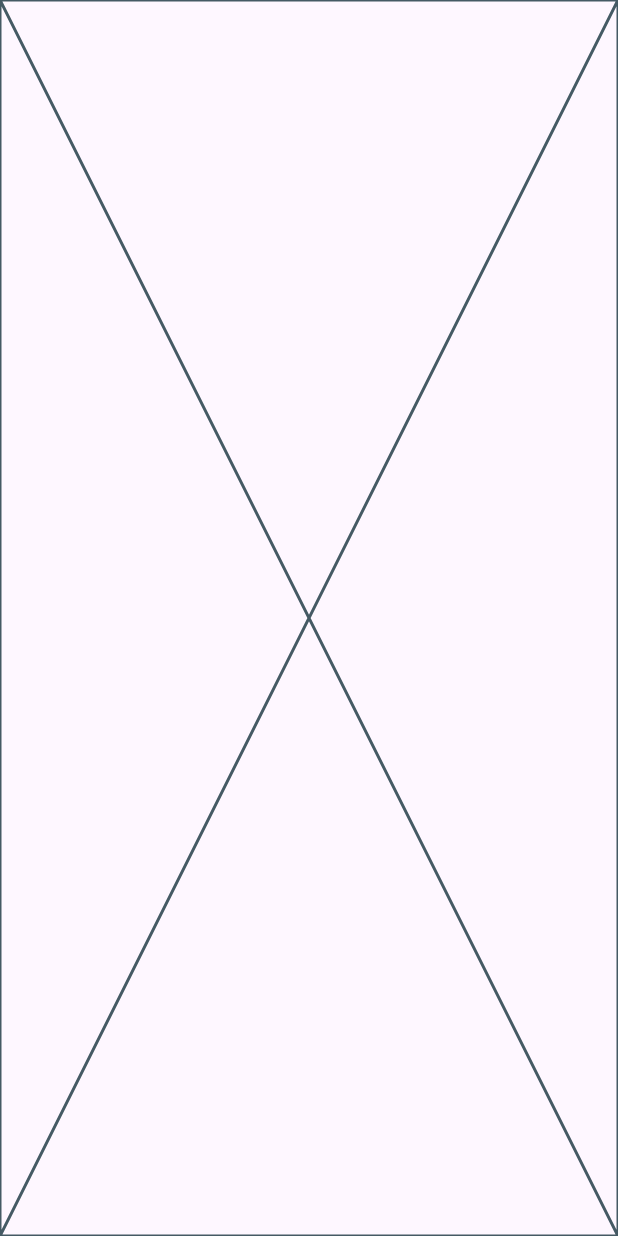
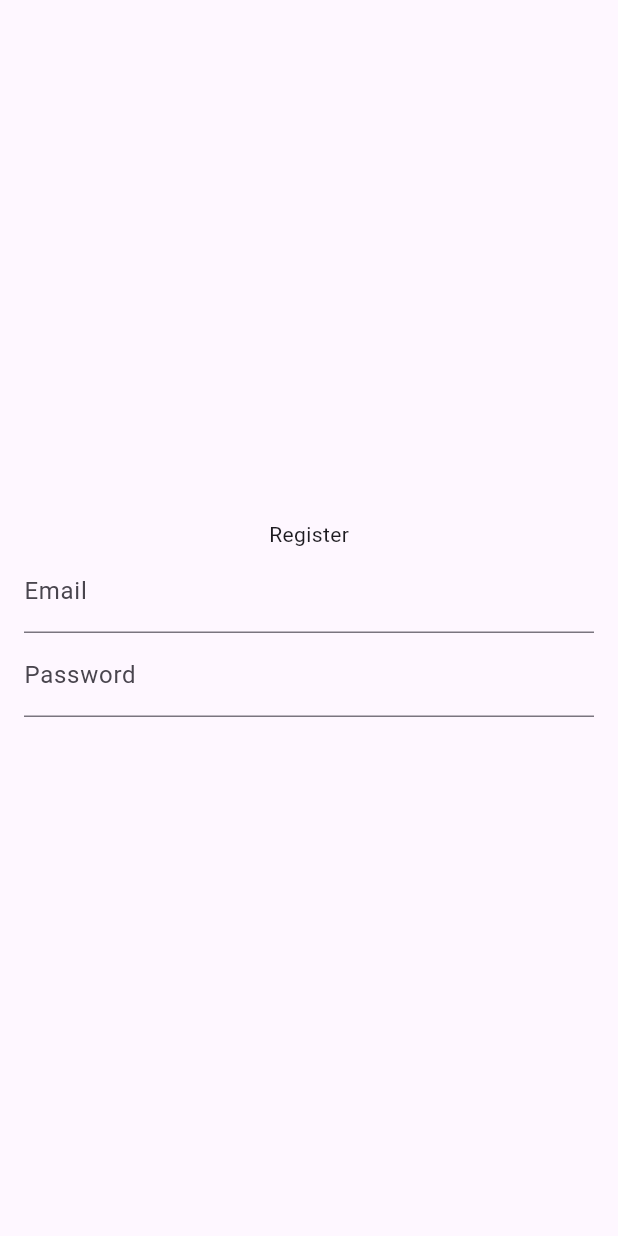
Before and after one commit to YusvanTriAtmojo/20220140082_act4, a Flutter app: the RegisterPage screen opened directly, on a phone screen of 412 x 824 dp. Run offline on Flutter 3.47's test engine with Material 3 defaults, Android fonts, the phone set to English and light mode, and no system bars.

Commit message:
Menambahkan widget form input email dan password

```diff
--- a/lib/register_page.dart
+++ b/lib/register_page.dart
@@ -18,6 +18,36 @@ class _RegisterPageState extends State<RegisterPage> {
 
   @override
   Widget build(BuildContext context) {
-    return const Placeholder();
+    return Scaffold(
+      body: Form(
+        child: Padding(
+          padding: const EdgeInsets.all(16.0),
+          child: Column(
+            mainAxisAlignment: MainAxisAlignment.center,
+            children: [
+              Text('Register'),
+              TextFormField(
+                controller: emailController,
+                decoration: const InputDecoration(labelText: 'Email'),
+                validator: (value) {
+                  if (value == null || value.isEmpty) {
+                    return 'Please enter your email';
+                  }
+                  return null;
+                },
+              ),
+              TextFormField(
+                controller: passwordController,
+                decoration: const InputDecoration(labelText: 'Password'),
+                validator: (value) {
+                  if (value == null || value.isEmpty) {
+                    return 'Please enter your password';
+                  }
+                  return null;
+                },
+              ),
+            ],
+          ),)),
+    );
   }
 }
```
